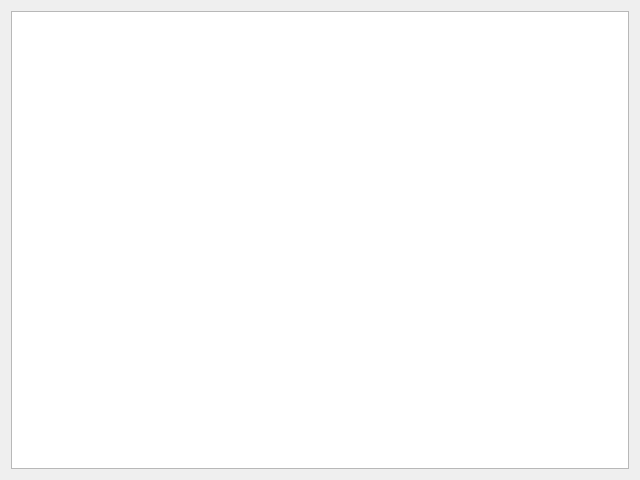
This is boreholeGUI/module/settings/qt/Widget.ui in c-mellueh/IfcBorehole as Qt 5 draws it before an edit. The edited form follows.
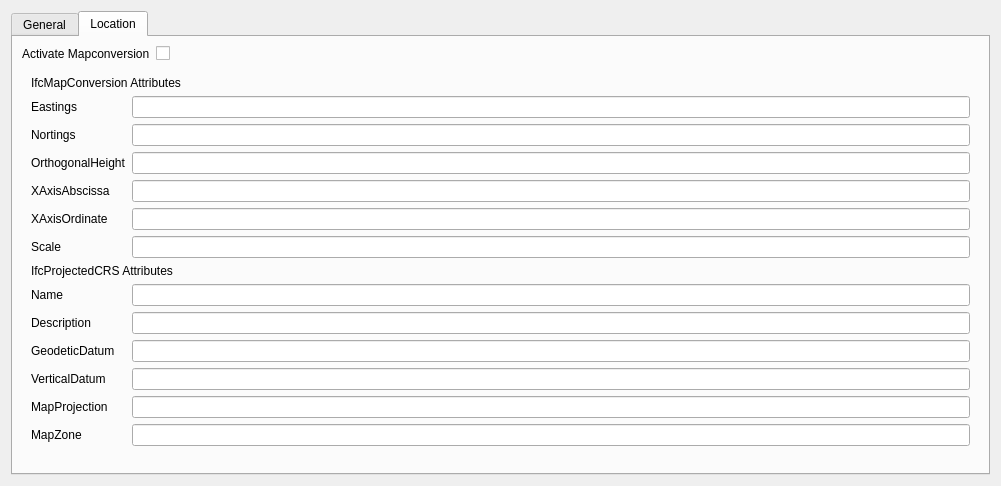
This is the edited form. The open tabs and pages were chosen to show the change.

```diff
--- a/boreholeGUI/module/settings/qt/Widget.ui
+++ b/boreholeGUI/module/settings/qt/Widget.ui
@@ -6,8 +6,8 @@
             <rect>
                 <x>0</x>
                 <y>0</y>
-                <width>640</width>
-                <height>480</height>
+                <width>1001</width>
+                <height>486</height>
             </rect>
         </property>
         <property name="windowTitle">
@@ -15,7 +15,330 @@
         </property>
         <layout class="QVBoxLayout" name="verticalLayout">
             <item>
-                <widget class="QTableWidget" name="tableWidget"/>
+                <widget class="QTabWidget" name="tabWidget">
+                    <property name="currentIndex">
+                        <number>0</number>
+                    </property>
+                    <widget class="QWidget" name="tab">
+                        <attribute name="title">
+                            <string>General</string>
+                        </attribute>
+                        <layout class="QFormLayout" name="formLayout">
+                            <item row="0" column="0">
+                                <widget class="QLabel" name="la_application_name">
+                                    <property name="text">
+                                        <string>Application Name</string>
+                                    </property>
+                                </widget>
+                            </item>
+                            <item row="0" column="1">
+                                <widget class="QLineEdit" name="le_application_name"/>
+                            </item>
+                            <item row="1" column="0">
+                                <widget class="QLabel" name="la_application_version">
+                                    <property name="text">
+                                        <string>Application Version</string>
+                                    </property>
+                                </widget>
+                            </item>
+                            <item row="1" column="1">
+                                <widget class="QLineEdit" name="le_application_version"/>
+                            </item>
+                            <item row="2" column="0" colspan="2">
+                                <widget class="Line" name="line_1">
+                                    <property name="orientation">
+                                        <enum>Qt::Horizontal</enum>
+                                    </property>
+                                </widget>
+                            </item>
+                            <item row="3" column="0" colspan="2">
+                                <widget class="QLabel" name="la_author">
+                                    <property name="text">
+                                        <string>Author</string>
+                                    </property>
+                                </widget>
+                            </item>
+                            <item row="4" column="0">
+                                <widget class="QLabel" name="la_family_name">
+                                    <property name="text">
+                                        <string>FamilyName</string>
+                                    </property>
+                                </widget>
+                            </item>
+                            <item row="4" column="1">
+                                <widget class="QLineEdit" name="le_author_family_name"/>
+                            </item>
+                            <item row="5" column="0">
+                                <widget class="QLabel" name="la_given_name">
+                                    <property name="text">
+                                        <string>GivenName</string>
+                                    </property>
+                                </widget>
+                            </item>
+                            <item row="5" column="1">
+                                <widget class="QLineEdit" name="le_author_given_name"/>
+                            </item>
+                            <item row="6" column="0" colspan="2">
+                                <widget class="Line" name="line_2">
+                                    <property name="orientation">
+                                        <enum>Qt::Horizontal</enum>
+                                    </property>
+                                </widget>
+                            </item>
+                            <item row="7" column="0" colspan="2">
+                                <widget class="QLabel" name="la_company">
+                                    <property name="text">
+                                        <string>Company</string>
+                                    </property>
+                                </widget>
+                            </item>
+                            <item row="8" column="0">
+                                <widget class="QLabel" name="la_company_name">
+                                    <property name="text">
+                                        <string>Name</string>
+                                    </property>
+                                </widget>
+                            </item>
+                            <item row="8" column="1">
+                                <widget class="QLineEdit" name="le_company_name"/>
+                            </item>
+                            <item row="9" column="0">
+                                <widget class="QLabel" name="la_company_description">
+                                    <property name="text">
+                                        <string>Description</string>
+                                    </property>
+                                </widget>
+                            </item>
+                            <item row="9" column="1">
+                                <widget class="QLineEdit" name="le_description"/>
+                            </item>
+                            <item row="10" column="0" colspan="2">
+                                <widget class="Line" name="line_3">
+                                    <property name="orientation">
+                                        <enum>Qt::Horizontal</enum>
+                                    </property>
+                                </widget>
+                            </item>
+                            <item row="11" column="0">
+                                <widget class="QLabel" name="la_fileschema">
+                                    <property name="text">
+                                        <string>FileSchema</string>
+                                    </property>
+                                </widget>
+                            </item>
+                            <item row="11" column="1">
+                                <widget class="QComboBox" name="cb_file_schema">
+                                    <property name="currentText">
+                                        <string>IFC4X3</string>
+                                    </property>
+                                    <item>
+                                        <property name="text">
+                                            <string>IFC2X3</string>
+                                        </property>
+                                    </item>
+                                    <item>
+                                        <property name="text">
+                                            <string>IFC4</string>
+                                        </property>
+                                    </item>
+                                    <item>
+                                        <property name="text">
+                                            <string>IFC4X3</string>
+                                        </property>
+                                    </item>
+                                </widget>
+                            </item>
+                            <item row="12" column="0">
+                                <widget class="QLabel" name="la_default_pset_name">
+                                    <property name="text">
+                                        <string>Default Pset Name</string>
+                                    </property>
+                                </widget>
+                            </item>
+                            <item row="12" column="1">
+                                <widget class="QLineEdit" name="le_default_pset_name"/>
+                            </item>
+                            <item row="13" column="0">
+                                <widget class="QLabel" name="label_3">
+                                    <property name="text">
+                                        <string>BoreHole Radius</string>
+                                    </property>
+                                </widget>
+                            </item>
+                            <item row="13" column="1">
+                                <widget class="QSlider" name="horizontalSlider_2">
+                                    <property name="orientation">
+                                        <enum>Qt::Horizontal</enum>
+                                    </property>
+                                </widget>
+                            </item>
+                        </layout>
+                    </widget>
+                    <widget class="QWidget" name="tab_3">
+                        <attribute name="title">
+                            <string>Location</string>
+                        </attribute>
+                        <layout class="QFormLayout" name="formLayout_3">
+                            <item row="0" column="0">
+                                <widget class="QLabel" name="label_2">
+                                    <property name="text">
+                                        <string>Activate Mapconversion</string>
+                                    </property>
+                                </widget>
+                            </item>
+                            <item row="0" column="1">
+                                <widget class="QCheckBox" name="checkBox">
+                                    <property name="layoutDirection">
+                                        <enum>Qt::LeftToRight</enum>
+                                    </property>
+                                    <property name="text">
+                                        <string/>
+                                    </property>
+                                </widget>
+                            </item>
+                            <item row="1" column="0" colspan="2">
+                                <widget class="QWidget" name="widget" native="true">
+                                    <layout class="QFormLayout" name="formLayout_4">
+                                        <item row="1" column="0">
+                                            <widget class="QLabel" name="le_map_conv_easting">
+                                                <property name="text">
+                                                    <string>Eastings</string>
+                                                </property>
+                                            </widget>
+                                        </item>
+                                        <item row="1" column="1">
+                                            <widget class="QLineEdit" name="le_eastings"/>
+                                        </item>
+                                        <item row="2" column="0">
+                                            <widget class="QLabel" name="le_map_conv_northing">
+                                                <property name="text">
+                                                    <string>Nortings</string>
+                                                </property>
+                                            </widget>
+                                        </item>
+                                        <item row="2" column="1">
+                                            <widget class="QLineEdit" name="le_northings"/>
+                                        </item>
+                                        <item row="3" column="0">
+                                            <widget class="QLabel" name="le_map_conv_orth_height">
+                                                <property name="text">
+                                                    <string>OrthogonalHeight</string>
+                                                </property>
+                                            </widget>
+                                        </item>
+                                        <item row="3" column="1">
+                                            <widget class="QLineEdit" name="le_orthogonal_height"/>
+                                        </item>
+                                        <item row="4" column="0">
+                                            <widget class="QLabel" name="le_map_conv_xaxis_absc">
+                                                <property name="text">
+                                                    <string>XAxisAbscissa</string>
+                                                </property>
+                                            </widget>
+                                        </item>
+                                        <item row="4" column="1">
+                                            <widget class="QLineEdit" name="le_x_axis_abscissa"/>
+                                        </item>
+                                        <item row="5" column="0">
+                                            <widget class="QLabel" name="le_map_conv_xaxis_ord">
+                                                <property name="text">
+                                                    <string>XAxisOrdinate</string>
+                                                </property>
+                                            </widget>
+                                        </item>
+                                        <item row="5" column="1">
+                                            <widget class="QLineEdit" name="le_x_axis_ordinate"/>
+                                        </item>
+                                        <item row="6" column="0">
+                                            <widget class="QLabel" name="le_map_conv_scale">
+                                                <property name="text">
+                                                    <string>Scale</string>
+                                                </property>
+                                            </widget>
+                                        </item>
+                                        <item row="6" column="1">
+                                            <widget class="QLineEdit" name="le_scale"/>
+                                        </item>
+                                        <item row="0" column="0" colspan="2">
+                                            <widget class="QLabel" name="le_map_conv">
+                                                <property name="text">
+                                                    <string>IfcMapConversion Attributes</string>
+                                                </property>
+                                            </widget>
+                                        </item>
+                                        <item row="7" column="0" colspan="2">
+                                            <widget class="QLabel" name="la_crs">
+                                                <property name="text">
+                                                    <string>IfcProjectedCRS Attributes</string>
+                                                </property>
+                                            </widget>
+                                        </item>
+                                        <item row="8" column="0">
+                                            <widget class="QLabel" name="la_crs_name">
+                                                <property name="text">
+                                                    <string>Name</string>
+                                                </property>
+                                            </widget>
+                                        </item>
+                                        <item row="9" column="0">
+                                            <widget class="QLabel" name="la_crs_description">
+                                                <property name="text">
+                                                    <string>Description</string>
+                                                </property>
+                                            </widget>
+                                        </item>
+                                        <item row="10" column="0">
+                                            <widget class="QLabel" name="la_geodetic_datum">
+                                                <property name="text">
+                                                    <string>GeodeticDatum</string>
+                                                </property>
+                                            </widget>
+                                        </item>
+                                        <item row="11" column="0">
+                                            <widget class="QLabel" name="la_vertical_datum">
+                                                <property name="text">
+                                                    <string>VerticalDatum</string>
+                                                </property>
+                                            </widget>
+                                        </item>
+                                        <item row="12" column="0">
+                                            <widget class="QLabel" name="la_map_projection">
+                                                <property name="text">
+                                                    <string>MapProjection</string>
+                                                </property>
+                                            </widget>
+                                        </item>
+                                        <item row="9" column="1">
+                                            <widget class="QLineEdit" name="le_crs_description"/>
+                                        </item>
+                                        <item row="8" column="1">
+                                            <widget class="QLineEdit" name="le_crs_name"/>
+                                        </item>
+                                        <item row="10" column="1">
+                                            <widget class="QLineEdit" name="le_geodetic_datum"/>
+                                        </item>
+                                        <item row="11" column="1">
+                                            <widget class="QLineEdit" name="le_vertical_datum"/>
+                                        </item>
+                                        <item row="12" column="1">
+                                            <widget class="QLineEdit" name="le_map_projection"/>
+                                        </item>
+                                        <item row="13" column="0">
+                                            <widget class="QLabel" name="le_crs_map_zone">
+                                                <property name="text">
+                                                    <string>MapZone</string>
+                                                </property>
+                                            </widget>
+                                        </item>
+                                        <item row="13" column="1">
+                                            <widget class="QLineEdit" name="le_mapzone"/>
+                                        </item>
+                                    </layout>
+                                </widget>
+                            </item>
+                        </layout>
+                    </widget>
+                </widget>
             </item>
         </layout>
     </widget>
```
